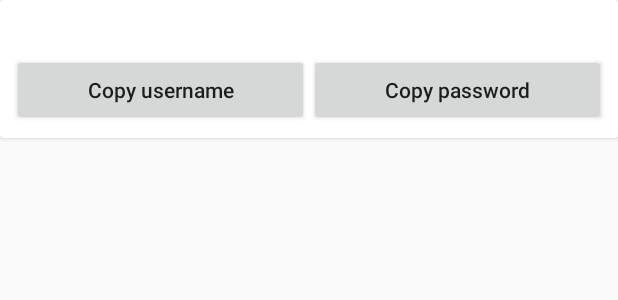
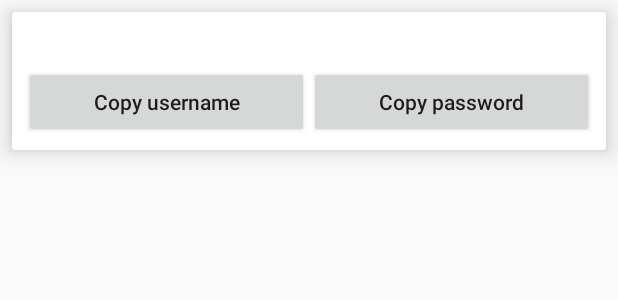
Before and after one commit to robert0609/onePass, an Android app: the layout item_account_vertical.xml on its own in the app's theme, with its tools: preview values and no code run, on a phone screen of 412 x 824 dp. Shown: the top 300 px of the screen. Run offline under Robolectric (Android 15) with nearby library versions, the phone set to English and light mode, and no system bars.

Commit message:
UI优化

```diff
--- a/app/src/main/res/layout/item_account_vertical.xml
+++ b/app/src/main/res/layout/item_account_vertical.xml
@@ -1,7 +1,11 @@
 <?xml version="1.0" encoding="utf-8"?>
 <android.support.v7.widget.CardView xmlns:android="http://schemas.android.com/apk/res/android"
+    xmlns:app="http://schemas.android.com/apk/res-auto"
     android:layout_width="match_parent"
-    android:layout_height="wrap_content">
+    android:layout_height="wrap_content"
+    android:layout_marginHorizontal="8dp"
+    android:layout_marginTop="8dp"
+    app:cardElevation="10dp">
 
     <LinearLayout
         android:layout_width="match_parent"
--- a/app/src/main/res/layout/item_site_vertical.xml
+++ b/app/src/main/res/layout/item_site_vertical.xml
@@ -1,9 +1,13 @@
 <?xml version="1.0" encoding="utf-8"?>
 <android.support.v7.widget.CardView xmlns:android="http://schemas.android.com/apk/res/android"
     xmlns:tools="http://schemas.android.com/tools"
+    xmlns:app="http://schemas.android.com/apk/res-auto"
     android:layout_width="match_parent"
     android:layout_height="wrap_content"
     android:clickable="true"
+    android:layout_marginHorizontal="8dp"
+    android:layout_marginTop="8dp"
+    app:cardElevation="10dp"
     android:foreground="?android:attr/selectableItemBackground">
 
     <LinearLayout
```
